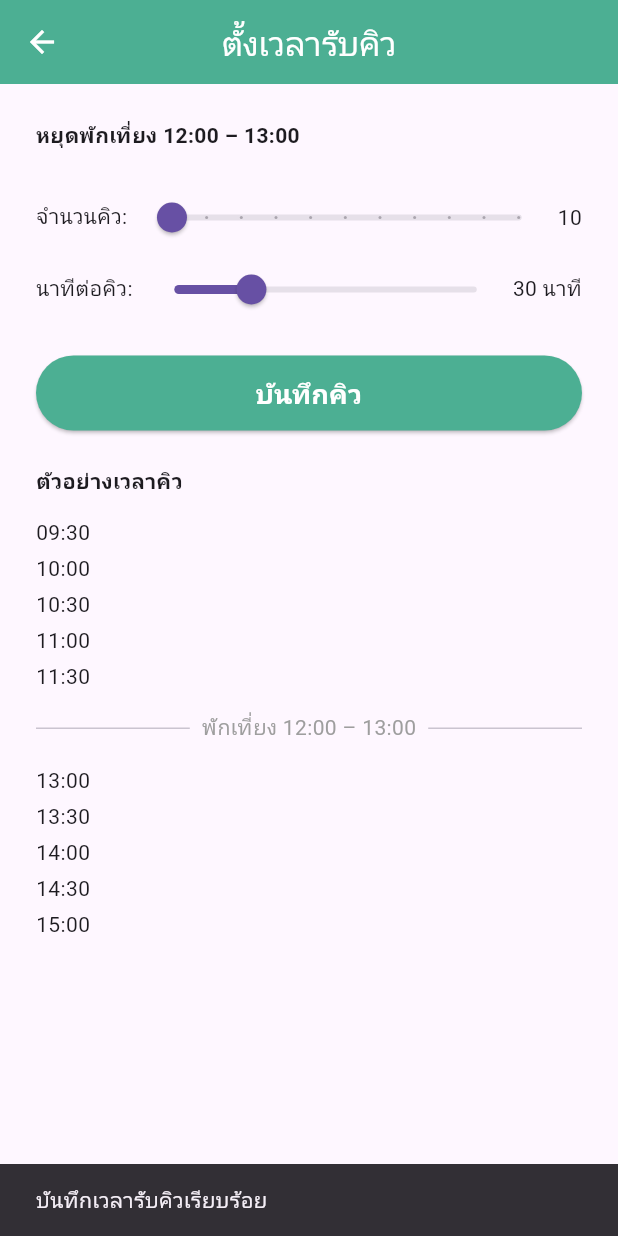
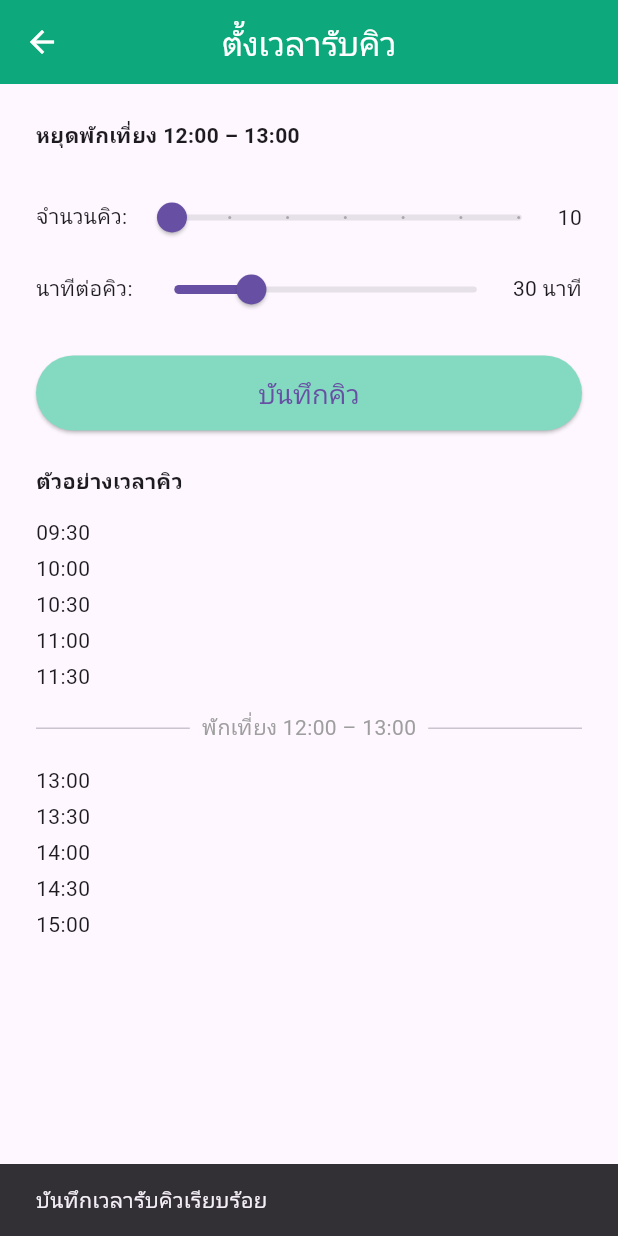
Before and after one commit to kott2556-debug/barber_queue, a Flutter app: the AdminSetTimeScreen screen opened directly, after a tap on "บันทึกคิว", on a phone screen of 412 x 824 dp. Run offline on Flutter 3.47's test engine with Material 3 defaults, Android fonts, the phone set to English and light mode, and no system bars; our stand-ins replace cloud_firestore, firebase_core, shared_preferences; accounts and stored records are empty.

Commit message:
ปรับสีและห้วข้อ ของแอพบาร์ทุกหน้าและปุ่ม ให้เป็นโทนเดียวกัน  12-1-2569 เวลา 19.06 น.

```diff
--- a/lib/screens/admin_manage_queue_screen.dart
+++ b/lib/screens/admin_manage_queue_screen.dart
@@ -13,7 +13,7 @@ class AdminManageQueueScreen extends StatelessWidget {
       appBar: AppBar(
         title: const Text('จัดการคิว Admin'),
         centerTitle: true,
-        backgroundColor: const Color(0xFF4CAF93),
+        backgroundColor: const Color.fromARGB(255, 20, 175, 131),
         foregroundColor: Colors.white
       ),
       body: StreamBuilder<QuerySnapshot>(
--- a/lib/screens/admin_queue_screen.dart
+++ b/lib/screens/admin_queue_screen.dart
@@ -13,7 +13,7 @@ class AdminQueueScreen extends StatelessWidget {
       appBar: AppBar(
         title: const Text("ดูคิวทั้งหมด Admin"),
         centerTitle: true,
-        backgroundColor: const Color(0xFF4CAF93), // ✅ สีแอพบาร์
+        backgroundColor: const Color.fromARGB(255, 13, 168, 124), // ✅ สีแอพบาร์
         foregroundColor: Colors.white,
       ),
       body: StreamBuilder<QuerySnapshot>(
--- a/lib/screens/admin_set_time_screen.dart
+++ b/lib/screens/admin_set_time_screen.dart
@@ -10,11 +10,21 @@ class AdminSetTimeScreen extends StatefulWidget {
 }
 
 class _AdminSetTimeScreenState extends State<AdminSetTimeScreen> {
+  final QueueManager _qm = QueueManager();
+
   int _numQueues = 10;
   int _minutesPerQueue = 30;
+  List<String> _previewTimes = [];
 
-  final QueueManager _qm = QueueManager();
-  List<String> _previewTimes = [];
+  @override
+  void initState() {
+    super.initState();
+
+    // 🔥 โหลดค่าล่าสุดจาก QueueManager
+    _numQueues = _qm.totalQueues;
+    _minutesPerQueue = _qm.minutesPerQueue;
+    _previewTimes = List.from(_qm.availableTimes);
+  }
 
   Future<void> _save() async {
     final times = QueueTimeCalculator.generateWithLunchAnchor(
@@ -22,9 +32,14 @@ class _AdminSetTimeScreenState extends State<AdminSetTimeScreen> {
       minutesPerQueue: _minutesPerQueue,
     );
 
-    await _qm.saveAvailableTimes(times);
+    await _qm.saveQueueSettings(
+      times: times,
+      totalQueues: _numQueues,
+      minutesPerQueue: _minutesPerQueue,
+    );
 
     if (!mounted) return;
+
     ScaffoldMessenger.of(context).showSnackBar(
       const SnackBar(content: Text('บันทึกเวลารับคิวเรียบร้อย')),
     );
@@ -44,7 +59,7 @@ class _AdminSetTimeScreenState extends State<AdminSetTimeScreen> {
     return Scaffold(
       appBar: AppBar(
         title: const Text('ตั้งเวลารับคิว'),
-        backgroundColor: const Color(0xFF4CAF93),
+        backgroundColor: const Color.fromARGB(255, 13, 168, 124),
         centerTitle: true,
         foregroundColor: Colors.white,
       ),
@@ -60,6 +75,7 @@ class _AdminSetTimeScreenState extends State<AdminSetTimeScreen> {
 
             const SizedBox(height: 20),
 
+            // ---------- จำนวนคิว ----------
             Row(
               children: [
                 const Text('จำนวนคิว: '),
@@ -67,8 +83,8 @@ class _AdminSetTimeScreenState extends State<AdminSetTimeScreen> {
                   child: Slider(
                     value: _numQueues.toDouble(),
                     min: 10,
-                    max: 20,
-                    divisions: 10,
+                    max: 16,
+                    divisions: 6,
                     label: '$_numQueues',
                     onChanged: (v) {
                       setState(() => _numQueues = v.round());
@@ -79,6 +95,7 @@ class _AdminSetTimeScreenState extends State<AdminSetTimeScreen> {
               ],
             ),
 
+            // ---------- นาทีต่อคิว ----------
             Row(
               children: [
                 const Text('นาทีต่อคิว: '),
@@ -100,24 +117,22 @@ class _AdminSetTimeScreenState extends State<AdminSetTimeScreen> {
 
             const SizedBox(height: 20),
 
+            // ---------- ปุ่มบันทึก ----------
             ElevatedButton(
               onPressed: _save,
               style: ElevatedButton.styleFrom(
                 minimumSize: const Size(double.infinity, 50),
-                backgroundColor: const Color(0xFF4CAF93),
+                backgroundColor: const Color.fromARGB(255, 132, 218, 193),
               ),
               child: const Text(
                 'บันทึกคิว',
-                style: TextStyle(
-                  fontSize: 18,
-                  color: Colors.white,
-                  fontWeight: FontWeight.bold,
-                ),
+                style: TextStyle(fontSize: 18),
               ),
             ),
 
             const SizedBox(height: 24),
 
+            // ---------- Preview ----------
             if (_previewTimes.isNotEmpty) ...[
               const Text(
                 'ตัวอย่างเวลาคิว',
@@ -125,7 +140,7 @@ class _AdminSetTimeScreenState extends State<AdminSetTimeScreen> {
               ),
               const SizedBox(height: 12),
 
-              // -------- เช้า --------
+              // เช้า
               for (final t in morningTimes)
                 Padding(
                   padding: const EdgeInsets.symmetric(vertical: 2),
@@ -134,7 +149,7 @@ class _AdminSetTimeScreenState extends State<AdminSetTimeScreen> {
 
               const SizedBox(height: 12),
 
-              // -------- พักเที่ยง --------
+              // พักเที่ยง
               Row(
                 children: const [
                   Expanded(child: Divider()),
@@ -151,7 +166,7 @@ class _AdminSetTimeScreenState extends State<AdminSetTimeScreen> {
 
               const SizedBox(height: 12),
 
-              // -------- บ่าย --------
+              // บ่าย
               for (final t in afternoonTimes)
                 Padding(
                   padding: const EdgeInsets.symmetric(vertical: 2),
--- a/lib/screens/admin_settings_screen.dart
+++ b/lib/screens/admin_settings_screen.dart
@@ -106,7 +106,7 @@ class _AdminSettingsScreenState extends State<AdminSettingsScreen> {
       appBar: AppBar(
         title: const Text("ตั้งค่าระบบ Admin"),
         centerTitle: true,
-        backgroundColor: const Color(0xFF4CAF93),
+        backgroundColor: const Color.fromARGB(255, 14, 172, 127),
         foregroundColor: Colors.white,
       ),
       body: ListView(
--- a/lib/screens/home_screen.dart
+++ b/lib/screens/home_screen.dart
@@ -13,8 +13,9 @@ class HomeScreen extends StatelessWidget {
       appBar: AppBar(
         title: const Text('หน้าหลัก'),
         centerTitle: true,
-        backgroundColor: const Color(0xFFE6F4EF),
+        backgroundColor: const Color.fromARGB(255, 9, 160, 107),
         elevation: 0,
+        foregroundColor: Colors.white
       ),
       body: Padding(
         padding: const EdgeInsets.all(20),
--- a/lib/screens/login_screen.dart
+++ b/lib/screens/login_screen.dart
@@ -76,10 +76,11 @@ class _LoginScreenState extends State<LoginScreen> {
     return Scaffold(
       backgroundColor: const Color(0xFFF4F7F6),
       appBar: AppBar(
-        title: const Text("ร้านตัดผมชาย"),
+        title: const Text("ลับแล BARBER"),
         centerTitle: true,
-        backgroundColor: const Color(0xFFE6F4EF),
+        backgroundColor: const Color.fromARGB(255, 10, 158, 106),
         elevation: 0,
+        foregroundColor: Colors.white
       ),
       body: Padding(
         padding: const EdgeInsets.all(20),
--- a/lib/screens/queue_screen.dart
+++ b/lib/screens/queue_screen.dart
@@ -17,7 +17,8 @@ class QueueScreen extends StatelessWidget {
       appBar: AppBar(
         title: const Text('คิวของฉัน'),
         centerTitle: true,
-        backgroundColor: const Color(0xFF4CAF93),
+        backgroundColor: const Color.fromARGB(255, 12, 158, 117),
+        foregroundColor: Colors.white
       ),
       body: userPhone == null
           ? const Center(child: Text('ไม่พบข้อมูลผู้ใช้'))
--- a/lib/utils/queue_manager.dart
+++ b/lib/utils/queue_manager.dart
@@ -12,13 +12,13 @@ class QueueManager extends ChangeNotifier {
 
   QueueManager._internal() {
     _listenBookingStatus();
-    _listenAvailableTimes(); // 🔥 ฟังเวลาคิวจาก Firestore
+    _listenQueueSettings(); // 🔥 ฟังทั้งเวลา + config
   }
 
   final FirestoreService _firestore = FirestoreService();
 
   StreamSubscription<DocumentSnapshot>? _bookingStatusSub;
-  StreamSubscription<DocumentSnapshot>? _availableTimesSub;
+  StreamSubscription<DocumentSnapshot>? _queueSettingsSub;
 
   // --------------------
   // ผู้ใช้ปัจจุบัน
@@ -39,10 +39,19 @@ class QueueManager extends ChangeNotifier {
   }
 
   // --------------------
-  // เวลาที่เปิดให้จอง (จาก Firestore เท่านั้น)
+  // เวลาที่เปิดให้จอง
   // --------------------
   final List<String> _availableTimes = [];
   List<String> get availableTimes => List.unmodifiable(_availableTimes);
+
+  // --------------------
+  // 🧠 ค่า config ล่าสุด (Admin)
+  // --------------------
+  int _totalQueues = 10;
+  int _minutesPerQueue = 30;
+
+  int get totalQueues => _totalQueues;
+  int get minutesPerQueue => _minutesPerQueue;
 
   // --------------------
   // 🏷️ แปลงเวลา → ป้ายคิว
@@ -54,28 +63,37 @@ class QueueManager extends ChangeNotifier {
   }
 
   // --------------------
-  // 🔥 Admin บันทึกเวลาคิว
+  // 🔥 Admin บันทึกเวลา + config
   // --------------------
-  Future<void> saveAvailableTimes(List<String> times) async {
+  Future<void> saveQueueSettings({
+    required List<String> times,
+    required int totalQueues,
+    required int minutesPerQueue,
+  }) async {
     _availableTimes
       ..clear()
       ..addAll(times);
+
+    _totalQueues = totalQueues;
+    _minutesPerQueue = minutesPerQueue;
 
     await FirebaseFirestore.instance
         .collection('system_settings')
         .doc('queue_times')
         .set({
       'times': times,
+      'totalQueues': totalQueues,
+      'minutesPerQueue': minutesPerQueue,
     });
 
     notifyListeners();
   }
 
   // --------------------
-  // 🔥 Sync เวลาคิวจาก Firestore (Realtime)
+  // 🔥 Sync เวลา + config จาก Firestore
   // --------------------
-  void _listenAvailableTimes() {
-    _availableTimesSub = FirebaseFirestore.instance
+  void _listenQueueSettings() {
+    _queueSettingsSub = FirebaseFirestore.instance
         .collection('system_settings')
         .doc('queue_times')
         .snapshots()
@@ -83,14 +101,21 @@ class QueueManager extends ChangeNotifier {
       if (!doc.exists) return;
 
       final data = doc.data() as Map<String, dynamic>;
+
       final List<dynamic>? times = data['times'];
+      final int? tq = data['totalQueues'];
+      final int? mpq = data['minutesPerQueue'];
 
       if (times != null) {
         _availableTimes
           ..clear()
           ..addAll(times.cast<String>());
-        notifyListeners();
       }
+
+      if (tq != null) _totalQueues = tq;
+      if (mpq != null) _minutesPerQueue = mpq;
+
+      notifyListeners();
     });
   }
 
@@ -143,7 +168,7 @@ class QueueManager extends ChangeNotifier {
   @override
   void dispose() {
     _bookingStatusSub?.cancel();
-    _availableTimesSub?.cancel();
+    _queueSettingsSub?.cancel();
     super.dispose();
   }
 }
```
Also changed, not shown: lib/screens/booking_screen.dart (+31 -20 lines).
